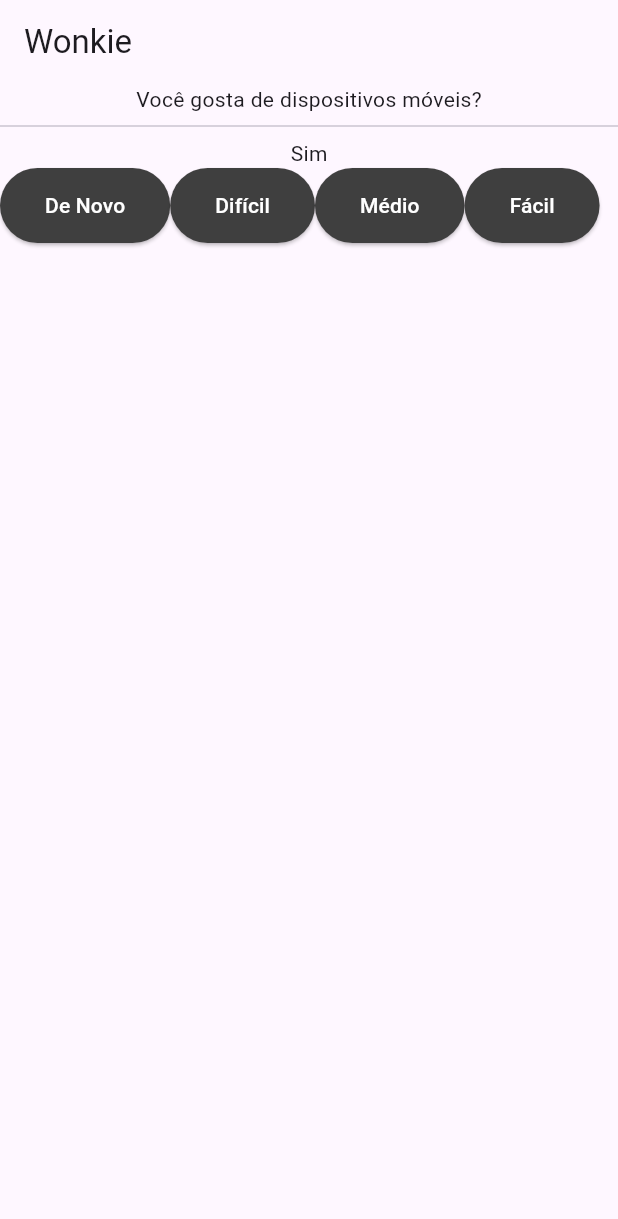
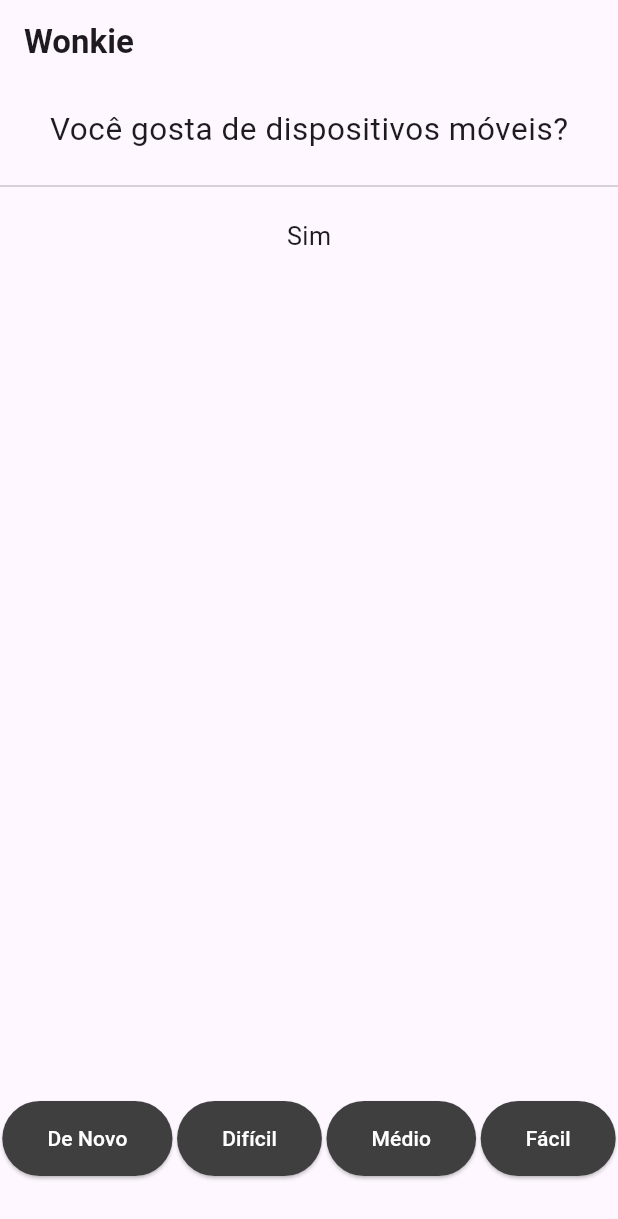
Before and after one commit to caioMugge/Wonkie, a Flutter app: the screen it shows after launch, on a phone screen of 412 x 824 dp. Shown: the top 1219 px of the screen. Run offline on Flutter 3.47's test engine with Material 3 defaults, Android fonts, the phone set to English and light mode, and no system bars.

Commit message:
botoes colocados no final da tela

```diff
--- a/wonkie/lib/main.dart
+++ b/wonkie/lib/main.dart
@@ -14,14 +14,37 @@ class Wonkie extends StatelessWidget {
     return MaterialApp(
       home: Scaffold(
         appBar: AppBar(
-          title: const Text('Wonkie'),
+          title: const Text(
+            'Wonkie',
+            style: TextStyle(
+              fontWeight: FontWeight.bold,
+            ),
+            ),
         ),
         body: Center(
-          child: Column(children: [
-            Text(perguntas[0]),
+          child: Column(
+            children: [
+            Padding(
+              padding: EdgeInsets.all(20.0),
+              child: Transform.scale(
+                scale: 1.5,
+                child: Text(perguntas[0]),
+              ),
+            ),
+            // Text(perguntas[0]),
             Divider(),
-            Text("Sim"),
-            Row(
+            Padding(
+              padding: EdgeInsets.all(15.0),
+              child: Transform.scale(
+                scale: 1.2,
+                child: Text("Sim"),
+              ),
+            ),
+            Spacer(),
+            Padding(
+              padding: EdgeInsets.only(bottom: 40.0),
+              child: Row(
+              mainAxisAlignment: MainAxisAlignment.spaceAround,
               children: [
                 ElevatedButton(
                   style: ElevatedButton.styleFrom(
@@ -72,6 +95,7 @@ class Wonkie extends StatelessWidget {
                 ),
                 ]
                 ),
+            ),
               ],
             )
           ),
```
